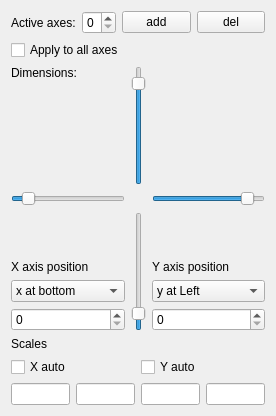
Old version of the form freecad/plot/Resources/Interface/Axes.ui in the repository FreeCAD/freecad.plot.
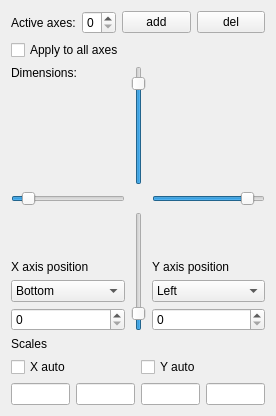
New version of the form.

Commit message: Adjusted positioning labels

Diff of the .ui file:
```diff
--- a/freecad/plot/Resources/Interface/Axes.ui
+++ b/freecad/plot/Resources/Interface/Axes.ui
@@ -208,7 +208,7 @@
            </property>
            <item>
             <property name="text">
-             <string>y at Left</string>
+             <string>Left</string>
             </property>
            </item>
            <item>
@@ -246,7 +246,7 @@
            </property>
            <item>
             <property name="text">
-             <string>x at bottom</string>
+             <string>Bottom</string>
             </property>
            </item>
            <item>
```
Left out of the diff: 4 changed lines with no effect on the pictures. The commit also changes 1 other file.
